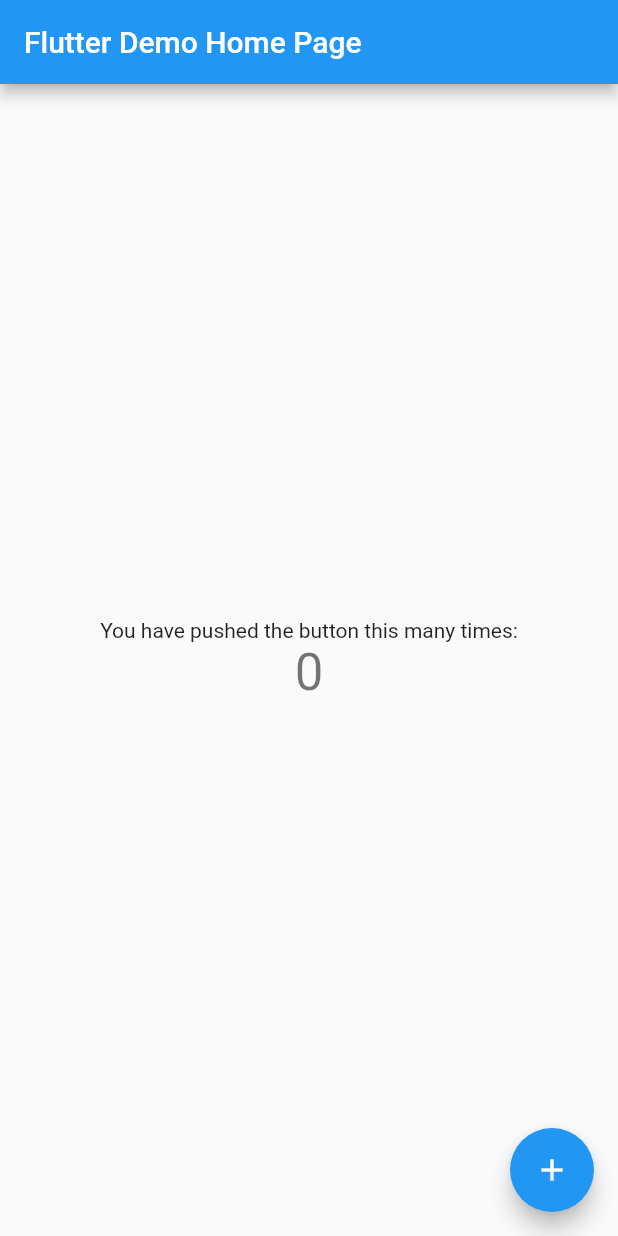
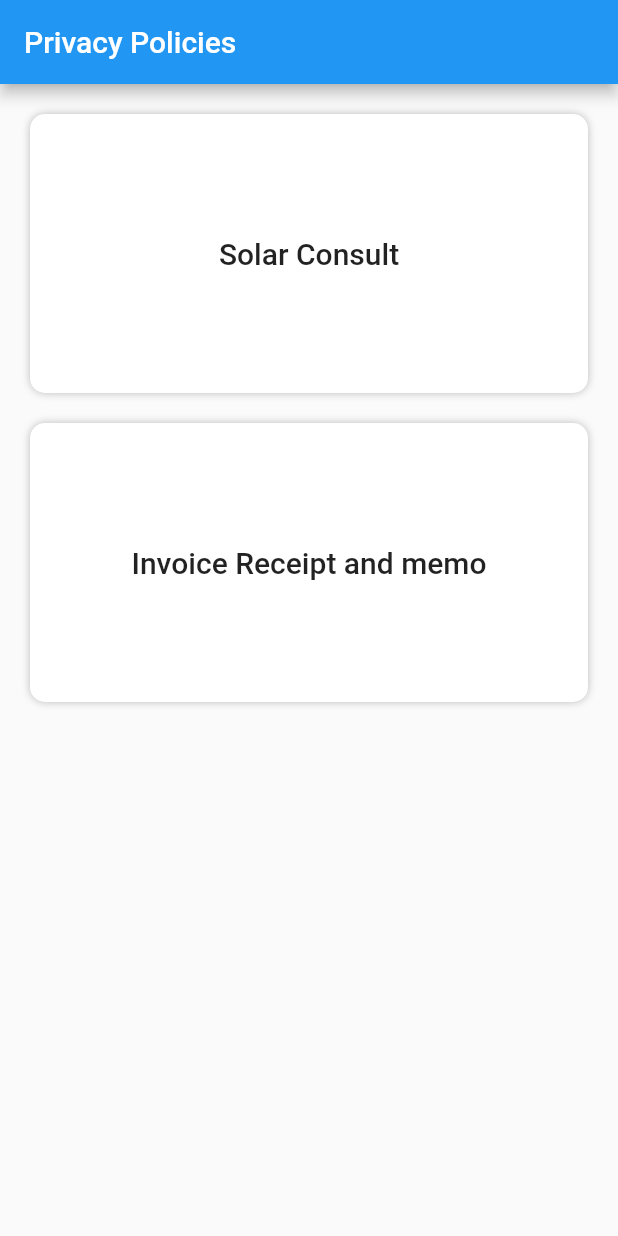
Before and after one commit to AnthonyAniobi/PrivacyPolicies, a Flutter app: the screen it shows after launch, on a phone screen of 412 x 824 dp. Run offline on Flutter 3.47's test engine with Material 2 defaults, Android fonts, the phone set to English and light mode, and no system bars; our stand-ins replace url_strategy.

Commit message:
setup project

```diff
--- a/lib/main.dart
+++ b/lib/main.dart
@@ -1,6 +1,12 @@
 import 'package:flutter/material.dart';
+import 'package:privacy_policies/models/app_router.dart';
+import 'package:privacy_policies/screens/homepage/homepage.dart';
+import 'package:privacy_policies/screens/policies/invoice_receipt_memo/invoice_receipt_memo.dart';
+import 'package:privacy_policies/screens/policies/solar_consult/solar_consult.dart';
+import 'package:url_strategy/url_strategy.dart';
 
 void main() {
+  setPathUrlStrategy();
   runApp(const MyApp());
 }
 
@@ -11,105 +17,11 @@
   @override
   Widget build(BuildContext context) {
     return MaterialApp(
-      title: 'Flutter Demo',
-      theme: ThemeData(
-        // This is the theme of your application.
-        //
-        // Try running your application with "flutter run". You'll see the
-        // application has a blue toolbar. Then, without quitting the app, try
-        // changing the primarySwatch below to Colors.green and then invoke
-        // "hot reload" (press "r" in the console where you ran "flutter run",
-        // or simply save your changes to "hot reload" in a Flutter IDE).
-        // Notice that the counter didn't reset back to zero; the application
-        // is not restarted.
-        primarySwatch: Colors.blue,
-      ),
-      home: const MyHomePage(title: 'Flutter Demo Home Page'),
-    );
+        title: 'Flutter Demo',
+        theme: ThemeData(
+          primarySwatch: Colors.blue,
+        ),
+        initialRoute: AppRoutes.home,
+        routes: AppRouter.all);
   }
 }
-
-class MyHomePage extends StatefulWidget {
-  const MyHomePage({super.key, required this.title});
-
-  // This widget is the home page of your application. It is stateful, meaning
-  // that it has a State object (defined below) that contains fields that affect
-  // how it looks.
-
-  // This class is the configuration for the state. It holds the values (in this
-  // case the title) provided by the parent (in this case the App widget) and
-  // used by the build method of the State. Fields in a Widget subclass are
-  // always marked "final".
-
-  final String title;
-
-  @override
-  State<MyHomePage> createState() => _MyHomePageState();
-}
-
-class _MyHomePageState extends State<MyHomePage> {
-  int _counter = 0;
-
-  void _incrementCounter() {
-    setState(() {
-      // This call to setState tells the Flutter framework that something has
-      // changed in this State, which causes it to rerun the build method below
-      // so that the display can reflect the updated values. If we changed
-      // _counter without calling setState(), then the build method would not be
-      // called again, and so nothing would appear to happen.
-      _counter++;
-    });
-  }
-
-  @override
-  Widget build(BuildContext context) {
-    // This method is rerun every time setState is called, for instance as done
-    // by the _incrementCounter method above.
-    //
-    // The Flutter framework has been optimized to make rerunning build methods
-    // fast, so that you can just rebuild anything that needs updating rather
-    // than having to individually change instances of widgets.
-    return Scaffold(
-      appBar: AppBar(
-        // Here we take the value from the MyHomePage object that was created by
-        // the App.build method, and use it to set our appbar title.
-        title: Text(widget.title),
-      ),
-      body: Center(
-        // Center is a layout widget. It takes a single child and positions it
-        // in the middle of the parent.
-        child: Column(
-          // Column is also a layout widget. It takes a list of children and
-          // arranges them vertically. By default, it sizes itself to fit its
-          // children horizontally, and tries to be as tall as its parent.
-          //
-          // Invoke "debug painting" (press "p" in the console, choose the
-          // "Toggle Debug Paint" action from the Flutter Inspector in Android
-          // Studio, or the "Toggle Debug Paint" command in Visual Studio Code)
-          // to see the wireframe for each widget.
-          //
-          // Column has various properties to control how it sizes itself and
-          // how it positions its children. Here we use mainAxisAlignment to
-          // center the children vertically; the main axis here is the vertical
-          // axis because Columns are vertical (the cross axis would be
-          // horizontal).
-          mainAxisAlignment: MainAxisAlignment.center,
-          children: <Widget>[
-            const Text(
-              'You have pushed the button this many times:',
-            ),
-            Text(
-              '$_counter',
-              style: Theme.of(context).textTheme.headline4,
-            ),
-          ],
-        ),
-      ),
-      floatingActionButton: FloatingActionButton(
-        onPressed: _incrementCounter,
-        tooltip: 'Increment',
-        child: const Icon(Icons.add),
-      ), // This trailing comma makes auto-formatting nicer for build methods.
-    );
-  }
-}
--- /dev/null
+++ b/lib/models/app_router.dart
@@ -0,0 +1,19 @@
+import 'package:flutter/material.dart';
+import 'package:privacy_policies/screens/policies/invoice_receipt_memo/invoice_receipt_memo.dart';
+import 'package:privacy_policies/screens/policies/solar_consult/solar_consult.dart';
+
+import '../screens/homepage/homepage.dart';
+
+class AppRoutes {
+  static const String home = '/';
+  static const String solarconsult = 'solarconsult';
+  static const String invoicereceiptmemo = 'invoicereceiptmemo';
+}
+
+class AppRouter {
+  static Map<String, Widget Function(BuildContext)> all = {
+    AppRoutes.home: (context) => const HomePage(),
+    AppRoutes.solarconsult: (context) => const SolarConsult(),
+    AppRoutes.invoicereceiptmemo: (context) => const InvoiceReceiptMemo()
+  };
+}
--- /dev/null
+++ b/lib/screens/homepage/homepage.dart
@@ -0,0 +1,28 @@
+import 'package:flutter/material.dart';
+import 'package:privacy_policies/models/app_router.dart';
+import 'package:privacy_policies/screens/homepage/widgets/project_tile.dart';
+
+class HomePage extends StatelessWidget {
+  const HomePage({super.key});
+
+  @override
+  Widget build(BuildContext context) {
+    return Scaffold(
+        appBar: AppBar(title: const Text('Privacy Policies')),
+        // body: GridView(gridDelegate: SliverGridDelegate()),
+        body: GridView(
+          padding: const EdgeInsets.fromLTRB(20, 20, 20, 0),
+          gridDelegate: const SliverGridDelegateWithMaxCrossAxisExtent(
+              maxCrossAxisExtent: 400,
+              mainAxisSpacing: 20,
+              childAspectRatio: 2,
+              crossAxisSpacing: 20),
+          children: const [
+            ProjectTile(title: 'Solar Consult', route: AppRoutes.solarconsult),
+            ProjectTile(
+                title: 'Invoice Receipt and memo',
+                route: AppRoutes.invoicereceiptmemo),
+          ],
+        ));
+  }
+}
--- /dev/null
+++ b/lib/screens/homepage/widgets/project_tile.dart
@@ -0,0 +1,55 @@
+import 'package:flutter/material.dart';
+
+class ProjectTile extends StatefulWidget {
+  final String title;
+  final String route;
+  const ProjectTile({
+    Key? key,
+    required this.title,
+    required this.route,
+  }) : super(key: key);
+
+  @override
+  State<ProjectTile> createState() => _ProjectTileState();
+}
+
+class _ProjectTileState extends State<ProjectTile> {
+  bool onHover = false;
+
+  @override
+  Widget build(BuildContext context) {
+    return InkWell(
+      onTap: () {
+        Navigator.pushNamed(context, widget.route);
+      },
+      onHover: (value) {
+        setState(() {
+          onHover = value;
+        });
+      },
+      child: Container(
+        padding: const EdgeInsets.all(10),
+        decoration: BoxDecoration(
+            borderRadius: BorderRadius.circular(10),
+            color: Colors.white,
+            boxShadow: [
+              onHover
+                  ? BoxShadow(
+                      // offset: const Offset(5, 5),
+                      blurRadius: 10,
+                      color: Colors.black.withOpacity(0.55))
+                  : BoxShadow(
+                      // offset: const Offset(2, 2),
+                      blurRadius: 4,
+                      color: Colors.black.withOpacity(0.25)),
+            ]),
+        child: Center(
+            child: Text(
+          widget.title,
+          textAlign: TextAlign.center,
+          style: Theme.of(context).textTheme.titleLarge,
+        )),
+      ),
+    );
+  }
+}
--- /dev/null
+++ b/lib/screens/policies/invoice_receipt_memo/data/data.dart
@@ -0,0 +1,5 @@
+class InvoiceReceiptMemoData {
+  static const String policy = '''
+paste the policy here
+''';
+}
--- /dev/null
+++ b/lib/screens/policies/invoice_receipt_memo/invoice_receipt_memo.dart
@@ -0,0 +1,18 @@
+import 'package:flutter/material.dart';
+import 'package:privacy_policies/screens/policies/invoice_receipt_memo/data/data.dart';
+
+class InvoiceReceiptMemo extends StatelessWidget {
+  const InvoiceReceiptMemo({super.key});
+
+  @override
+  Widget build(BuildContext context) {
+    return Scaffold(
+      appBar: AppBar(title: const Text('Invoice Receipt Memo')),
+      body: const Padding(
+        padding: EdgeInsets.fromLTRB(20, 20, 20, 0),
+        child:
+            SingleChildScrollView(child: Text(InvoiceReceiptMemoData.policy)),
+      ),
+    );
+  }
+}
--- /dev/null
+++ b/lib/screens/policies/solar_consult/data/data.dart
@@ -0,0 +1,5 @@
+class SolarConsultData {
+  static const String policy = '''
+policy for solar consult
+''';
+}
--- /dev/null
+++ b/lib/screens/policies/solar_consult/solar_consult.dart
@@ -0,0 +1,17 @@
+import 'package:flutter/material.dart';
+import 'package:privacy_policies/screens/policies/solar_consult/data/data.dart';
+
+class SolarConsult extends StatelessWidget {
+  const SolarConsult({super.key});
+
+  @override
+  Widget build(BuildContext context) {
+    return Scaffold(
+      appBar: AppBar(title: const Text('Solar Consult')),
+      body: const Padding(
+        padding: EdgeInsets.fromLTRB(20, 20, 20, 0),
+        child: SingleChildScrollView(child: Text(SolarConsultData.policy)),
+      ),
+    );
+  }
+}
```
Also changed, not shown: pubspec.yaml (+4 -55 lines), pubspec.lock, 1 other file.
